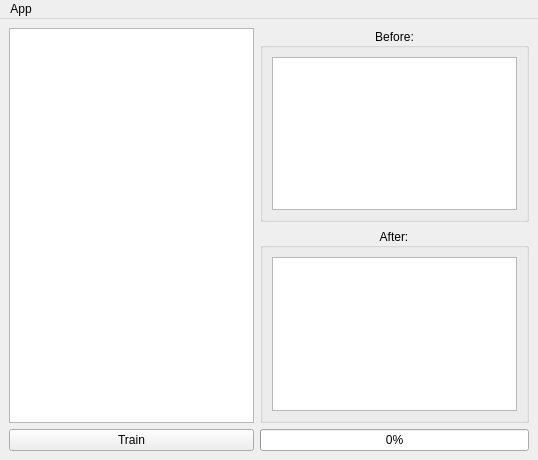
Qt form views_qt/mainwindow.ui (rafalopilowski1/neuralNetworkPlayLife) before a commit.
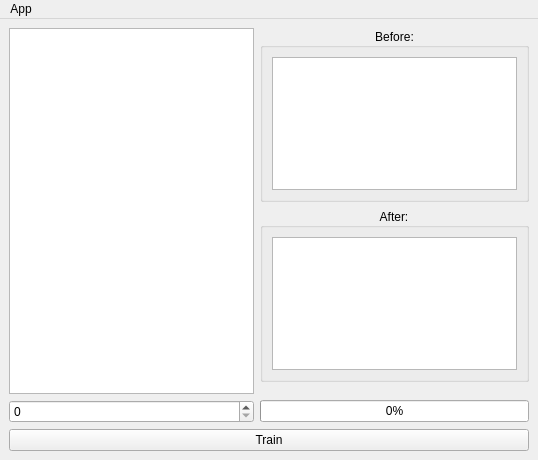
The same form after that commit. Icons and pictures are not drawn.

Commit message: feat: WIP showing board on TableWidget / split threads

The edit to the form file:
```diff
--- a/views_qt/mainwindow.ui
+++ b/views_qt/mainwindow.ui
@@ -29,30 +29,75 @@
    </property>
    <layout class="QGridLayout" name="gridLayout_2">
     <item row="0" column="0">
-     <layout class="QGridLayout" name="gridLayout" rowstretch="0,0,0">
+     <layout class="QGridLayout" name="gridLayout" rowstretch="0,0,0,0,0">
       <property name="sizeConstraint">
        <enum>QLayout::SetMaximumSize</enum>
       </property>
-      <item row="2" column="3">
+      <item row="1" column="2">
+       <widget class="QGroupBox" name="groupBox_2">
+        <property name="title">
+         <string>After:</string>
+        </property>
+        <property name="alignment">
+         <set>Qt::AlignCenter</set>
+        </property>
+        <layout class="QVBoxLayout" name="verticalLayout">
+         <item>
+          <widget class="QTableWidget" name="tableWidget_2"/>
+         </item>
+        </layout>
+       </widget>
+      </item>
+      <item row="0" column="2">
+       <widget class="QGroupBox" name="groupBox">
+        <property name="title">
+         <string>Before:</string>
+        </property>
+        <property name="alignment">
+         <set>Qt::AlignCenter</set>
+        </property>
+        <layout class="QVBoxLayout" name="verticalLayout_2">
+         <item>
+          <widget class="QTableWidget" name="tableWidget">
+           <property name="rowCount">
+            <number>0</number>
+           </property>
+           <attribute name="horizontalHeaderCascadingSectionResizes">
+            <bool>false</bool>
+           </attribute>
+           <attribute name="horizontalHeaderShowSortIndicator" stdset="0">
+            <bool>false</bool>
+           </attribute>
+           <attribute name="verticalHeaderCascadingSectionResizes">
+            <bool>false</bool>
+           </attribute>
+          </widget>
+         </item>
+        </layout>
+       </widget>
+      </item>
+      <item row="4" column="0">
+       <widget class="QSpinBox" name="generationSpinBox">
+        <property name="wrapping">
+         <bool>false</bool>
+        </property>
+        <property name="maximum">
+         <number>999999999</number>
+        </property>
+        <property name="stepType">
+         <enum>QAbstractSpinBox::AdaptiveDecimalStepType</enum>
+        </property>
+       </widget>
+      </item>
+      <item row="4" column="2">
        <widget class="QProgressBar" name="progressBar">
         <property name="value">
          <number>0</number>
         </property>
        </widget>
       </item>
-      <item row="2" column="0">
-       <widget class="QPushButton" name="trainButton">
-        <property name="text">
-         <string>Train</string>
-        </property>
-        <property name="icon">
-         <iconset theme="system-software-update">
-          <normaloff>.</normaloff>.</iconset>
-        </property>
-       </widget>
-      </item>
-      <item row="0" column="0" rowspan="2">
-       <widget class="QListView" name="listView">
+      <item row="0" column="0" rowspan="4">
+       <widget class="QListWidget" name="listWidget">
         <property name="sizePolicy">
          <sizepolicy hsizetype="Expanding" vsizetype="Expanding">
           <horstretch>0</horstretch>
@@ -61,51 +106,19 @@
         </property>
        </widget>
       </item>
-      <item row="1" column="3">
-       <widget class="QGroupBox" name="groupBox_2">
-        <property name="title">
-         <string>After:</string>
-        </property>
-        <property name="alignment">
-         <set>Qt::AlignCenter</set>
-        </property>
-        <layout class="QVBoxLayout" name="verticalLayout">
-         <item>
-          <widget class="QTableView" name="tableView_2"/>
-         </item>
-        </layout>
-       </widget>
-      </item>
-      <item row="0" column="3">
-       <widget class="QGroupBox" name="groupBox">
-        <property name="title">
-         <string>Before:</string>
-        </property>
-        <property name="alignment">
-         <set>Qt::AlignCenter</set>
-        </property>
-        <layout class="QVBoxLayout" name="verticalLayout_2">
-         <item>
-          <widget class="QTableView" name="tableView">
-           <attribute name="horizontalHeaderVisible">
-            <bool>false</bool>
-           </attribute>
-           <attribute name="horizontalHeaderHighlightSections">
-            <bool>false</bool>
-           </attribute>
-           <attribute name="verticalHeaderVisible">
-            <bool>false</bool>
-           </attribute>
-           <attribute name="verticalHeaderHighlightSections">
-            <bool>false</bool>
-           </attribute>
-          </widget>
-         </item>
-        </layout>
-       </widget>
-      </item>
      </layout>
     </item>
+    <item row="1" column="0">
+     <widget class="QPushButton" name="trainButton">
+      <property name="text">
+       <string>Train</string>
+      </property>
+      <property name="icon">
+       <iconset theme="system-software-update">
+        <normaloff>.</normaloff>.</iconset>
+      </property>
+     </widget>
+    </item>
    </layout>
   </widget>
   <widget class="QMenuBar" name="menubar">
```
Left out of the diff: 6 changed lines with no effect on the pictures. The commit also changes 7 other files.
